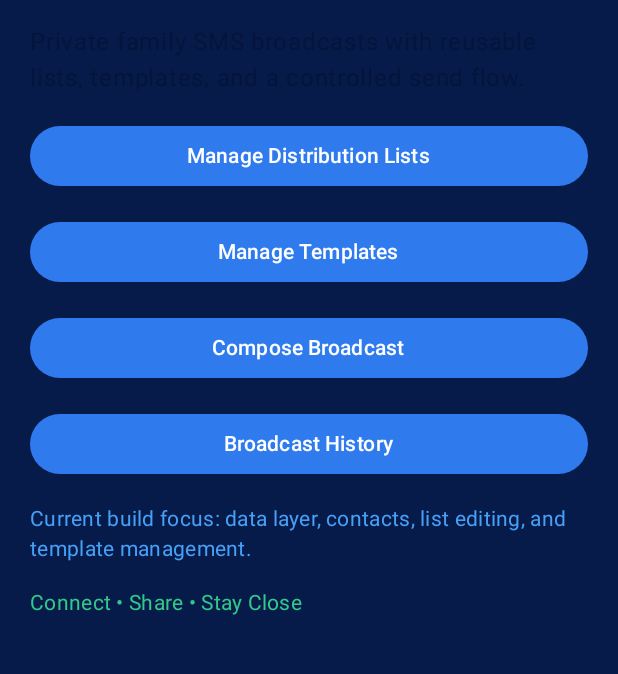
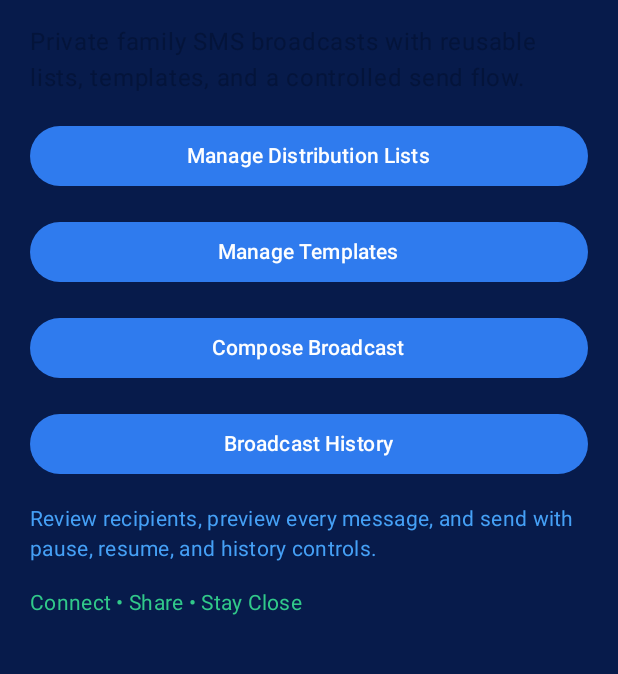
Before and after one commit to jwkunz/Clan-Cast, an Android app built with Jetpack Compose: the HomeScreen screen opened through its navigation route, on a phone screen of 412 x 824 dp, the part 84-758 px from its top. Run offline under Robolectric (Android 15) with nearby library versions, the phone set to English and light mode, and no system bars; our stand-ins replace Room's generated code.

Commit message:
Add branded splash screen and launch notice

```diff
--- a/app/src/main/java/com/privatefamily/broadcastsms/ui/navigation/ClanCastNavHost.kt
+++ b/app/src/main/java/com/privatefamily/broadcastsms/ui/navigation/ClanCastNavHost.kt
@@ -16,6 +16,7 @@ import com.privatefamily.broadcastsms.ui.screens.HomeScreen
 import com.privatefamily.broadcastsms.ui.screens.ListDetailScreen
 import com.privatefamily.broadcastsms.ui.screens.ListsScreen
 import com.privatefamily.broadcastsms.ui.screens.PreflightScreen
+import com.privatefamily.broadcastsms.ui.screens.SplashScreen
 import com.privatefamily.broadcastsms.ui.screens.TemplatesScreen
 import com.privatefamily.broadcastsms.ui.viewmodel.ContactPickerViewModel
 import com.privatefamily.broadcastsms.ui.viewmodel.ContactPickerViewModelFactory
@@ -41,8 +42,19 @@ fun ClanCastNavHost(
 ) {
     NavHost(
         navController = navController,
-        startDestination = Routes.Home,
+        startDestination = Routes.Splash,
     ) {
+        composable(Routes.Splash) {
+            SplashScreen(
+                onContinue = {
+                    navController.navigate(Routes.Home) {
+                        popUpTo(Routes.Splash) {
+                            inclusive = true
+                        }
+                    }
+                },
+            )
+        }
         composable(Routes.Home) {
             HomeScreen(
                 onOpenLists = { navController.navigate(Routes.Lists) },
--- a/app/src/main/java/com/privatefamily/broadcastsms/ui/navigation/Routes.kt
+++ b/app/src/main/java/com/privatefamily/broadcastsms/ui/navigation/Routes.kt
@@ -1,6 +1,7 @@
 package com.privatefamily.broadcastsms.ui.navigation
 
 object Routes {
+    const val Splash = "splash"
     const val Home = "home"
     const val Lists = "lists"
     const val ListDetail = "listDetail"
--- a/app/src/main/java/com/privatefamily/broadcastsms/ui/screens/HomeScreen.kt
+++ b/app/src/main/java/com/privatefamily/broadcastsms/ui/screens/HomeScreen.kt
@@ -56,7 +56,7 @@ fun HomeScreen(
                 Text("Broadcast History")
             }
             Text(
-                text = "Current build focus: data layer, contacts, list editing, and template management.",
+                text = "Review recipients, preview every message, and send with pause, resume, and history controls.",
                 style = MaterialTheme.typography.bodyMedium,
                 color = LogoSky.copy(alpha = 0.95f),
             )
--- /dev/null
+++ b/app/src/main/java/com/privatefamily/broadcastsms/ui/screens/SplashScreen.kt
@@ -0,0 +1,87 @@
+package com.privatefamily.broadcastsms.ui.screens
+
+import androidx.compose.foundation.Image
+import androidx.compose.foundation.background
+import androidx.compose.foundation.layout.Arrangement
+import androidx.compose.foundation.layout.Box
+import androidx.compose.foundation.layout.Column
+import androidx.compose.foundation.layout.fillMaxSize
+import androidx.compose.foundation.layout.fillMaxWidth
+import androidx.compose.foundation.layout.padding
+import androidx.compose.foundation.layout.size
+import androidx.compose.material3.Button
+import androidx.compose.material3.MaterialTheme
+import androidx.compose.material3.Text
+import androidx.compose.runtime.Composable
+import androidx.compose.ui.Alignment
+import androidx.compose.ui.Modifier
+import androidx.compose.ui.layout.ContentScale
+import androidx.compose.ui.res.painterResource
+import androidx.compose.ui.text.font.FontWeight
+import androidx.compose.ui.text.style.TextAlign
+import androidx.compose.ui.unit.dp
+import com.privatefamily.broadcastsms.R
+import com.privatefamily.broadcastsms.ui.theme.LogoGreen
+import com.privatefamily.broadcastsms.ui.theme.LogoNavy
+import com.privatefamily.broadcastsms.ui.theme.LogoSky
+
+@Composable
+fun SplashScreen(
+    onContinue: () -> Unit,
+) {
+    Box(
+        modifier = Modifier
+            .fillMaxSize()
+            .background(LogoNavy)
+            .padding(24.dp),
+        contentAlignment = Alignment.Center,
+    ) {
+        Column(
+            modifier = Modifier.fillMaxWidth(),
+            horizontalAlignment = Alignment.CenterHorizontally,
+            verticalArrangement = Arrangement.spacedBy(20.dp),
+        ) {
+            Image(
+                painter = painterResource(id = R.drawable.clan_cast_logo),
+                contentDescription = "Clan Cast logo",
+                modifier = Modifier.size(220.dp),
+                contentScale = ContentScale.Fit,
+            )
+            Text(
+                text = "Clan Cast",
+                style = MaterialTheme.typography.headlineLarge,
+                color = MaterialTheme.colorScheme.onBackground,
+                fontWeight = FontWeight.Bold,
+            )
+            Text(
+                text = "Private family SMS broadcasts with a careful, review-first send flow.",
+                style = MaterialTheme.typography.bodyLarge,
+                color = LogoSky,
+                textAlign = TextAlign.Center,
+            )
+            SectionCard(title = "Responsible Use") {
+                Text(
+                    text = "Copyright 2026 Numerius Engineering LLC.",
+                    style = MaterialTheme.typography.bodyMedium,
+                    color = MaterialTheme.colorScheme.onSurface,
+                )
+                Text(
+                    text = "Clan Cast is intended for thoughtful, permission-based communication. Please send responsibly, respect recipients' preferences, and avoid unwanted or excessive messaging.",
+                    style = MaterialTheme.typography.bodyMedium,
+                    color = MaterialTheme.colorScheme.onSurface.copy(alpha = 0.9f),
+                )
+            }
+            Button(
+                onClick = onContinue,
+                modifier = Modifier.fillMaxWidth(),
+            ) {
+                Text("Continue")
+            }
+            Text(
+                text = "Connect • Share • Stay Close",
+                style = MaterialTheme.typography.bodyMedium,
+                color = LogoGreen,
+            )
+        }
+    }
+}
```
